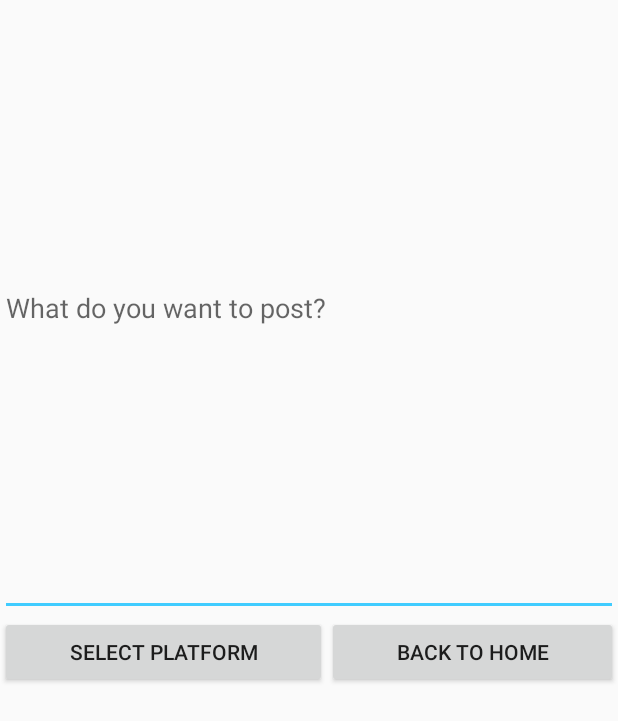
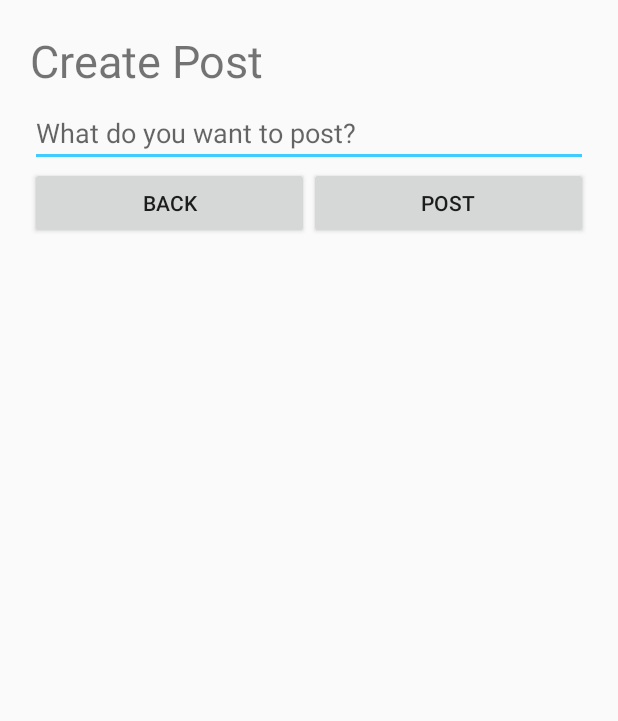
Before and after one commit to bergvel1/FuzeFeed, an Android app: the CreateContent screen opened directly, with no data from a screen before it, on a phone screen of 412 x 824 dp. Shown: the top 721 px of the screen. Run offline under Robolectric (Android 15) with nearby library versions, the phone set to English and light mode, and no system bars.

Commit message:
changing the post acitivties

```diff
--- a/app/src/main/java/edu/illinois/cs465/fuzefeed/CreateContent.java
+++ b/app/src/main/java/edu/illinois/cs465/fuzefeed/CreateContent.java
@@ -11,28 +11,27 @@ import android.widget.Button;
  * Created by karth on 11/15/2016.
  */
 public class CreateContent extends Activity {
-    Button selectPlatformButton;
-    Button backToHomeButton;
+    Button postButton;
+    Button backButton;
 
     public void addListenerOnButton() {
 
         final Context context = this;
 
-        selectPlatformButton = (Button) findViewById(R.id.selectPlatformButton);
-        backToHomeButton = (Button) findViewById(R.id.backToHomeButton);
+        postButton = (Button) findViewById(R.id.postButton);
+        backButton = (Button) findViewById(R.id.backButton);
 
-        selectPlatformButton.setOnClickListener(new View.OnClickListener() {
+        postButton.setOnClickListener(new View.OnClickListener() {
 
             @Override
             public void onClick(View arg0) {
-
-                Intent intent = new Intent(context, PlatformList.class);
+                Intent intent = new Intent(context, MainActivity.class);
+                intent.setFlags(Intent.FLAG_ACTIVITY_CLEAR_TOP);
                 startActivity(intent);
-
             }
 
         });
-        backToHomeButton.setOnClickListener(new View.OnClickListener() {
+        backButton.setOnClickListener(new View.OnClickListener() {
             @Override
             public void onClick(View arg0) {
                 finish();
--- a/app/src/main/java/edu/illinois/cs465/fuzefeed/MainActivity.java
+++ b/app/src/main/java/edu/illinois/cs465/fuzefeed/MainActivity.java
@@ -120,7 +120,7 @@ public class MainActivity extends AppCompatActivity{
         fab.setOnClickListener(new View.OnClickListener() {
             @Override
             public void onClick(View view) {
-                Intent intent = new Intent(context, CreateContent.class);
+                Intent intent = new Intent(context, PlatformList.class);
                 startActivity(intent);
             }
         });
--- a/app/src/main/res/layout/activity_create_content.xml
+++ b/app/src/main/res/layout/activity_create_content.xml
@@ -2,14 +2,21 @@
 <LinearLayout xmlns:android="http://schemas.android.com/apk/res/android"
     android:orientation="vertical" android:layout_width="match_parent"
     android:layout_height="match_parent"
-    android:weightSum="1">
+    android:weightSum="1"
+    android:padding="20dp">
+
+    <TextView
+        android:layout_width="match_parent"
+        android:layout_height="wrap_content"
+        android:text="@string/create_post"
+        android:textSize="30dp"
+        android:layout_marginBottom="5dp"/>
 
     <EditText
         android:layout_width="match_parent"
         android:layout_height="wrap_content"
-        android:hint="What do you want to post?"
-        android:id="@+id/contentText"
-        android:layout_weight="0.5" />
+        android:hint="@string/what_do_you_want_to_post"
+        android:id="@+id/contentText" />
     <LinearLayout
         android:layout_width="match_parent"
         android:layout_height="wrap_content"
@@ -17,15 +24,15 @@
     <Button
         android:layout_width="wrap_content"
         android:layout_height="wrap_content"
-        android:id="@+id/selectPlatformButton"
-        android:text="Select Platform"
+        android:id="@+id/backButton"
+        android:text="Back"
         android:layout_weight="1"/>
 
         <Button
             android:layout_width="wrap_content"
             android:layout_height="wrap_content"
-            android:id="@+id/backToHomeButton"
-            android:text="Back to Home"
+            android:id="@+id/postButton"
+            android:text="Post"
             android:layout_weight="1"/>
     </LinearLayout>
 </LinearLayout>
--- a/app/src/main/res/values/strings.xml
+++ b/app/src/main/res/values/strings.xml
@@ -5,4 +5,9 @@
     <string name="navigation_drawer_close">Close navigation drawer</string>
 
     <string name="action_settings">Settings</string>
+    <string name="cancel">Cancel</string>
+    <string name="continueText">Continue</string>
+    <string name="select_platforms">Select Platforms</string>
+    <string name="what_do_you_want_to_post">What do you want to post?</string>
+    <string name="create_post">Create Post</string>
 </resources>
```
Also changed, not shown: app/src/main/java/edu/illinois/cs465/fuzefeed/Example.java (deleted, +0 -37 lines), app/src/main/java/edu/illinois/cs465/fuzefeed/PlatformList.java (+12 -17 lines), app/src/main/res/layout/activity_example.xml (deleted, +0 -29 lines), app/src/main/res/layout/activity_platform_list.xml (+11 -5 lines).
